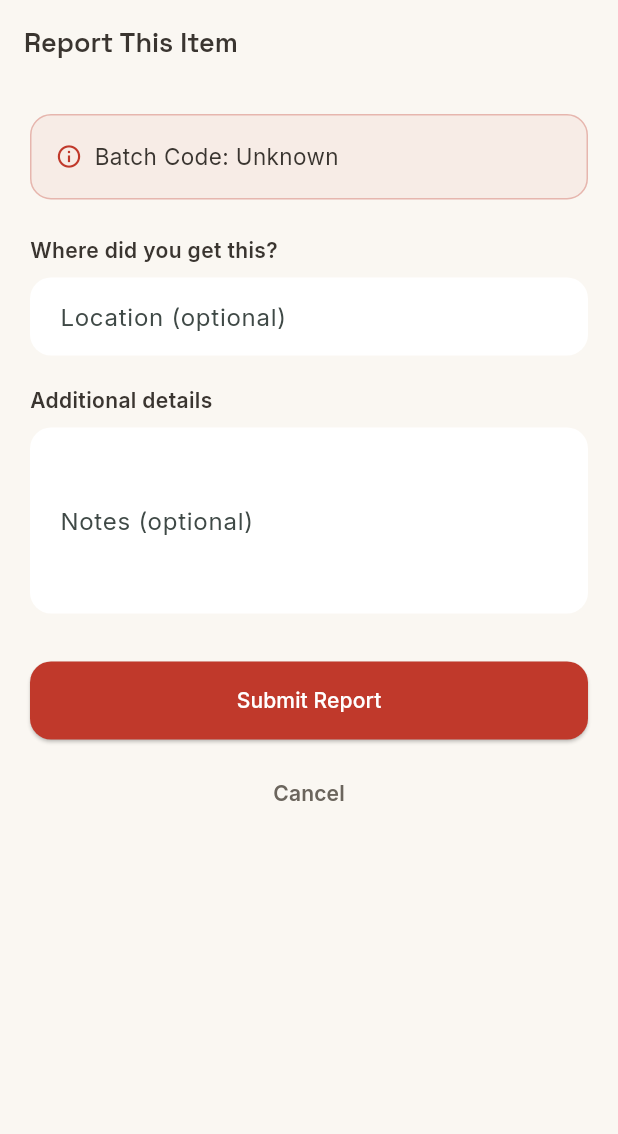
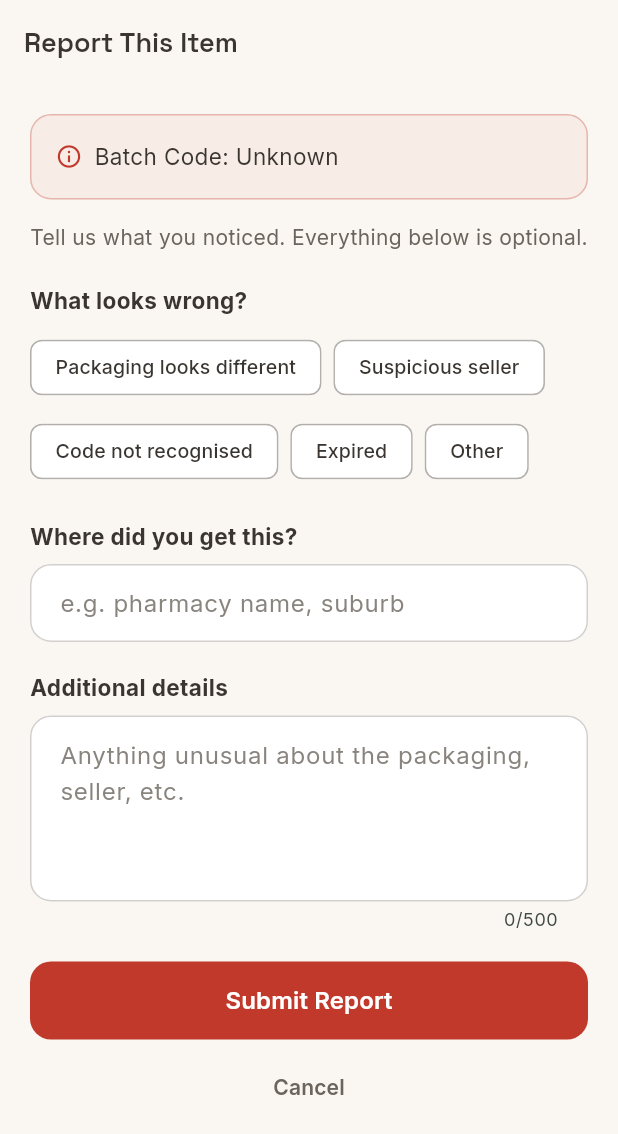
Before and after one commit to HusainMamoojee/pharma-chain, a Flutter app: the ReportDetailScreen screen opened by its route, on a phone screen of 412 x 824 dp. Shown: the top 1134 px of the screen. Run offline on Flutter 3.47's test engine with Material 3 defaults, Android fonts, the light colour scheme and no system bars; our stand-ins replace cloud_firestore, firebase_auth, firebase_core, go_router, google_fonts, qr_flutter; missing offline and left inert: mobile_scanner; accounts and stored records are empty.

Commit message:
report screen polished UI

```diff
--- a/lib/features/verification/report_detail_screen.dart
+++ b/lib/features/verification/report_detail_screen.dart
@@ -1,3 +1,5 @@
+import 'dart:async';
+
 import 'package:cloud_firestore/cloud_firestore.dart';
 import 'package:firebase_auth/firebase_auth.dart';
 import 'package:flutter/material.dart';
@@ -16,9 +18,18 @@ class ReportDetailScreen extends StatefulWidget {
 }
 
 class _ReportDetailScreenState extends State<ReportDetailScreen> {
+  static const List<String> _reasons = [
+    'Packaging looks different',
+    'Suspicious seller',
+    'Code not recognised',
+    'Expired',
+    'Other',
+  ];
+
   final _notesController = TextEditingController();
   final _locationController = TextEditingController();
 
+  String? _reason;
   bool _isSubmitting = false;
 
   @override
@@ -28,7 +39,16 @@ class _ReportDetailScreenState extends State<ReportDetailScreen> {
     super.dispose();
   }
 
+  void _close() {
+    if (context.canPop()) {
+      context.pop();
+    } else {
+      context.go('/home');
+    }
+  }
+
   Future<void> _handleSubmit() async {
+    FocusScope.of(context).unfocus();
     setState(() => _isSubmitting = true);
 
     try {
@@ -37,13 +57,26 @@ class _ReportDetailScreenState extends State<ReportDetailScreen> {
         'reportedBy': FirebaseAuth.instance.currentUser?.uid,
         'reportedAt': FieldValue.serverTimestamp(),
         'status': 'pending',
+        'reason': _reason ?? '',
         'notes': _notesController.text.trim(),
         'location': _locationController.text.trim(),
-      });
+      }).timeout(const Duration(seconds: 15));
 
       if (!mounted) return;
       ScaffoldMessenger.of(context).showSnackBar(
-        const SnackBar(content: Text('Report submitted. Thank you for helping keep the supply chain safe.')),
+        const SnackBar(
+          content: Text('Report submitted. Thank you for helping keep medicines safe.'),
+        ),
+      );
+      context.go('/home');
+    } on TimeoutException {
+      // Firestore keeps the write queued and sends it when the phone is
+      // back online, so don't ask the user to submit it a second time.
+      if (!mounted) return;
+      ScaffoldMessenger.of(context).showSnackBar(
+        const SnackBar(
+          content: Text("You seem to be offline. Your report will be sent when you're back online."),
+        ),
       );
       context.go('/home');
     } catch (e) {
@@ -55,31 +88,54 @@ class _ReportDetailScreenState extends State<ReportDetailScreen> {
     }
   }
 
-  InputDecoration _fieldDecoration(String label, String hint) {
+  InputDecoration _fieldDecoration(String hint) {
     return InputDecoration(
-      labelText: label,
       hintText: hint,
+      hintStyle: TextStyle(color: AppColors.textSecondary.withOpacity(0.8)),
       filled: true,
       fillColor: AppColors.surface,
       contentPadding: const EdgeInsets.symmetric(vertical: 14, horizontal: 16),
-      border: OutlineInputBorder(
+      enabledBorder: OutlineInputBorder(
         borderRadius: BorderRadius.circular(14),
-        borderSide: BorderSide.none,
+        borderSide: BorderSide(color: AppColors.textSecondary.withOpacity(0.3)),
+      ),
+      focusedBorder: OutlineInputBorder(
+        borderRadius: BorderRadius.circular(14),
+        borderSide: BorderSide(color: AppColors.danger, width: 2),
+      ),
+    );
+  }
+
+  Widget _sectionLabel(String text) {
+    return Text(
+      text,
+      style: AppTextStyles.label.copyWith(
+        fontSize: 15,
+        fontWeight: FontWeight.w700,
+        color: AppColors.textPrimary,
       ),
     );
   }
 
   @override
   Widget build(BuildContext context) {
-    return Scaffold(
+    return GestureDetector(
+      onTap: () => FocusScope.of(context).unfocus(),
+      child: Scaffold(
         backgroundColor: AppColors.background,
         appBar: AppBar(
           backgroundColor: Colors.transparent,
           elevation: 0,
-        title: Text('Report This Item', style: AppTextStyles.headline.copyWith(fontSize: 18)),
+          scrolledUnderElevation: 0,
+          iconTheme: IconThemeData(color: AppColors.textPrimary),
+          title: Text(
+            'Report This Item',
+            style: AppTextStyles.headline.copyWith(fontSize: 18),
+          ),
         ),
         body: SafeArea(
           child: SingleChildScrollView(
+            keyboardDismissBehavior: ScrollViewKeyboardDismissBehavior.onDrag,
             padding: const EdgeInsets.all(20.0),
             child: Column(
               crossAxisAlignment: CrossAxisAlignment.stretch,
@@ -96,33 +152,90 @@ class _ReportDetailScreenState extends State<ReportDetailScreen> {
                       Icon(Icons.info_outline, color: AppColors.danger, size: 18),
                       const SizedBox(width: 8),
                       Expanded(
-                      child: Text('Batch Code: ${widget.batchCode}', style: AppTextStyles.body),
+                        child: Text(
+                          'Batch Code: ${widget.batchCode}',
+                          maxLines: 2,
+                          overflow: TextOverflow.ellipsis,
+                          style: AppTextStyles.body.copyWith(fontSize: 15),
+                        ),
                       ),
                     ],
                   ),
                 ),
-              const SizedBox(height: 24),
-              Text('Where did you get this?', style: AppTextStyles.label),
+                const SizedBox(height: 14),
+                Text(
+                  'Tell us what you noticed. Everything below is optional.',
+                  style: AppTextStyles.body.copyWith(
+                    fontSize: 14,
+                    color: AppColors.textSecondary,
+                  ),
+                ),
+                const SizedBox(height: 22),
+
+                _sectionLabel('What looks wrong?'),
+                const SizedBox(height: 10),
+                Wrap(
+                  spacing: 8,
+                  runSpacing: 8,
+                  children: _reasons.map((r) {
+                    final selected = _reason == r;
+                    return ChoiceChip(
+                      label: Text(r),
+                      selected: selected,
+                      showCheckmark: false,
+                      selectedColor: AppColors.danger.withOpacity(0.15),
+                      backgroundColor: AppColors.surface,
+                      side: BorderSide(
+                        color: selected
+                            ? AppColors.danger
+                            : AppColors.textSecondary.withOpacity(0.3),
+                      ),
+                      labelStyle: TextStyle(
+                        fontSize: 13,
+                        fontWeight: selected ? FontWeight.w600 : FontWeight.w500,
+                        color: selected ? AppColors.danger : AppColors.textPrimary,
+                      ),
+                      onSelected: _isSubmitting
+                          ? null
+                          : (_) => setState(() => _reason = selected ? null : r),
+                    );
+                  }).toList(),
+                ),
+                const SizedBox(height: 22),
+
+                _sectionLabel('Where did you get this?'),
                 const SizedBox(height: 8),
                 TextField(
                   controller: _locationController,
-                decoration: _fieldDecoration('Location (optional)', 'e.g. pharmacy name, suburb'),
+                  textInputAction: TextInputAction.next,
+                  textCapitalization: TextCapitalization.sentences,
+                  decoration: _fieldDecoration('e.g. pharmacy name, suburb'),
                 ),
                 const SizedBox(height: 20),
-              Text('Additional details', style: AppTextStyles.label),
+
+                _sectionLabel('Additional details'),
                 const SizedBox(height: 8),
                 TextField(
                   controller: _notesController,
                   maxLines: 4,
-                decoration: _fieldDecoration('Notes (optional)', 'Anything unusual about the packaging, seller, etc.'),
+                  maxLength: 500,
+                  textCapitalization: TextCapitalization.sentences,
+                  decoration: _fieldDecoration(
+                    'Anything unusual about the packaging, seller, etc.',
                   ),
-              const SizedBox(height: 32),
-              ElevatedButton(
+                ),
+                const SizedBox(height: 20),
+
+                SizedBox(
+                  height: 52,
+                  child: ElevatedButton(
                     onPressed: _isSubmitting ? null : _handleSubmit,
                     style: ElevatedButton.styleFrom(
                       backgroundColor: AppColors.danger,
                       foregroundColor: Colors.white,
-                  padding: const EdgeInsets.symmetric(vertical: 16),
+                      disabledBackgroundColor: AppColors.danger.withOpacity(0.6),
+                      disabledForegroundColor: Colors.white,
+                      elevation: 0,
                       shape: RoundedRectangleBorder(
                         borderRadius: BorderRadius.circular(14),
                       ),
@@ -131,16 +244,30 @@ class _ReportDetailScreenState extends State<ReportDetailScreen> {
                         ? const SizedBox(
                             height: 20,
                             width: 20,
-                        child: CircularProgressIndicator(strokeWidth: 2, color: Colors.white),
+                            child: CircularProgressIndicator(
+                              strokeWidth: 2,
+                              color: Colors.white,
+                            ),
                           )
-                    : const Text('Submit Report'),
+                        : const Text(
+                            'Submit Report',
+                            style: TextStyle(fontSize: 16, fontWeight: FontWeight.w600),
                           ),
-              const SizedBox(height: 12),
+                  ),
+                ),
+                const SizedBox(height: 8),
                 TextButton(
-                onPressed: _isSubmitting ? null : () => context.go('/home'),
-                child: Text('Cancel', style: AppTextStyles.label.copyWith(color: AppColors.textSecondary)),
+                  onPressed: _isSubmitting ? null : _close,
+                  child: Text(
+                    'Cancel',
+                    style: AppTextStyles.label.copyWith(
+                      fontSize: 14,
+                      color: AppColors.textSecondary,
+                    ),
+                  ),
                 ),
               ],
+            ),
           ),
         ),
       ),
```
Lines whose indentation alone changed are shown as unchanged.
